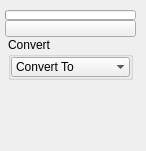
This is ui/level_3/convert.ui in m3trik/Scripts_portable as Qt 5 draws it before an edit. The edited form follows.
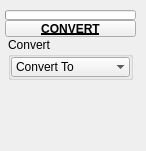
This is the edited form. Custom widgets are drawn as their Qt base class.

Diff of the .ui file:
```diff
--- a/ui/level_3/convert.ui
+++ b/ui/level_3/convert.ui
@@ -183,8 +183,15 @@
          <height>17</height>
         </size>
        </property>
+       <property name="font">
+        <font>
+         <weight>75</weight>
+         <bold>true</bold>
+         <underline>true</underline>
+        </font>
+       </property>
        <property name="text">
-        <string/>
+        <string>CONVERT</string>
        </property>
        <property name="checkable">
         <bool>true</bool>
```
